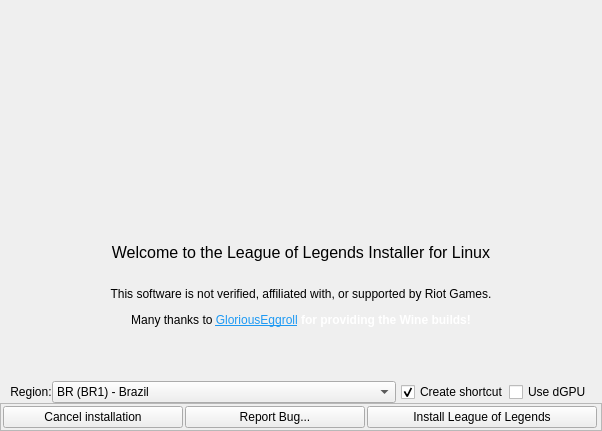
Before: the Qt Designer form python_src/ui/installer.ui in polkaulfield/lol-for-linux-installer, drawn with Qt 5.
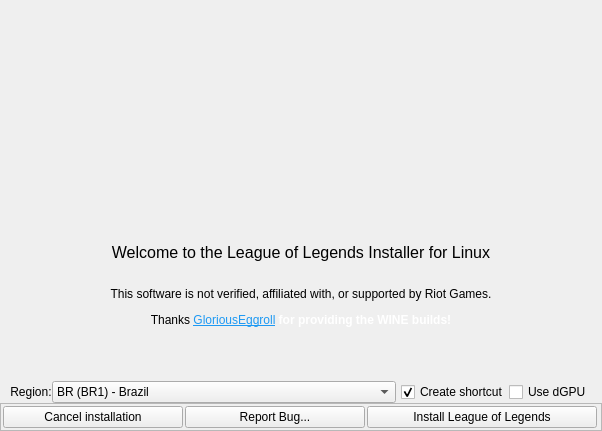
After: the same form once the commit is applied. Icons and pictures are not drawn.

Commit message: [UI] Change credits text

Patch:
```diff
--- a/python_src/ui/installer.ui
+++ b/python_src/ui/installer.ui
@@ -239,7 +239,7 @@
             <enum>QFrame::Plain</enum>
            </property>
            <property name="text">
-            <string>&lt;html&gt;&lt;head/&gt;&lt;body&gt;&lt;p align=&quot;center&quot;&gt;This software is not verified, affiliated with, or supported by Riot Games.&lt;/p&gt;&lt;p align=&quot;center&quot;&gt;Many thanks to &lt;a href=&quot;https://github.com/gloriouseggroll&quot;&gt;&lt;span style=&quot; text-decoration: underline; color:#1d99f3;&quot;&gt;GloriousEggroll&lt;/span&gt;&lt;/a&gt;&lt;span style=&quot; font-family:'inherit'; font-weight:504; color:#ffffff;&quot;&gt; for providing the Wine builds!&lt;/span&gt;&lt;/p&gt;&lt;/body&gt;&lt;/html&gt;</string>
+            <string>&lt;html&gt;&lt;head/&gt;&lt;body&gt;&lt;p align=&quot;center&quot;&gt;This software is not verified, affiliated with, or supported by Riot Games.&lt;/p&gt;&lt;p align=&quot;center&quot;&gt;Thanks &lt;a href=&quot;https://github.com/gloriouseggroll&quot;&gt;&lt;span style=&quot; text-decoration: underline; color:#1d99f3;&quot;&gt;GloriousEggroll&lt;/span&gt;&lt;/a&gt;&lt;span style=&quot; font-family:'inherit'; font-weight:504; color:#ffffff;&quot;&gt; for providing the WINE builds!&lt;/span&gt;&lt;/p&gt;&lt;/body&gt;&lt;/html&gt;</string>
            </property>
            <property name="textFormat">
             <enum>Qt::AutoText</enum>
```
Left out of the diff: 7 changed lines with no effect on the pictures.
